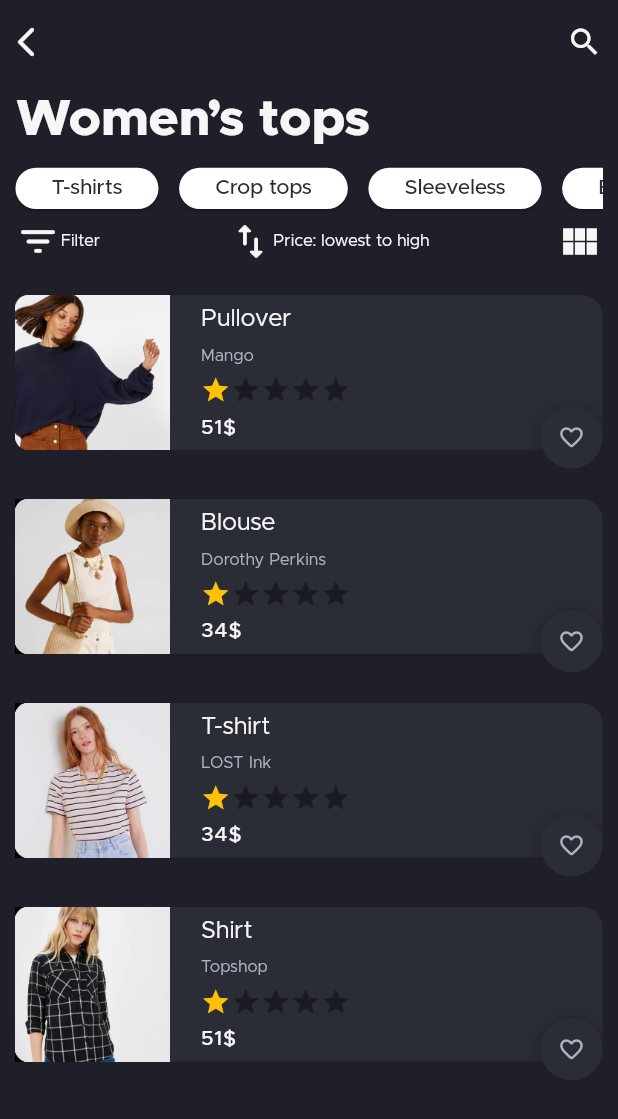
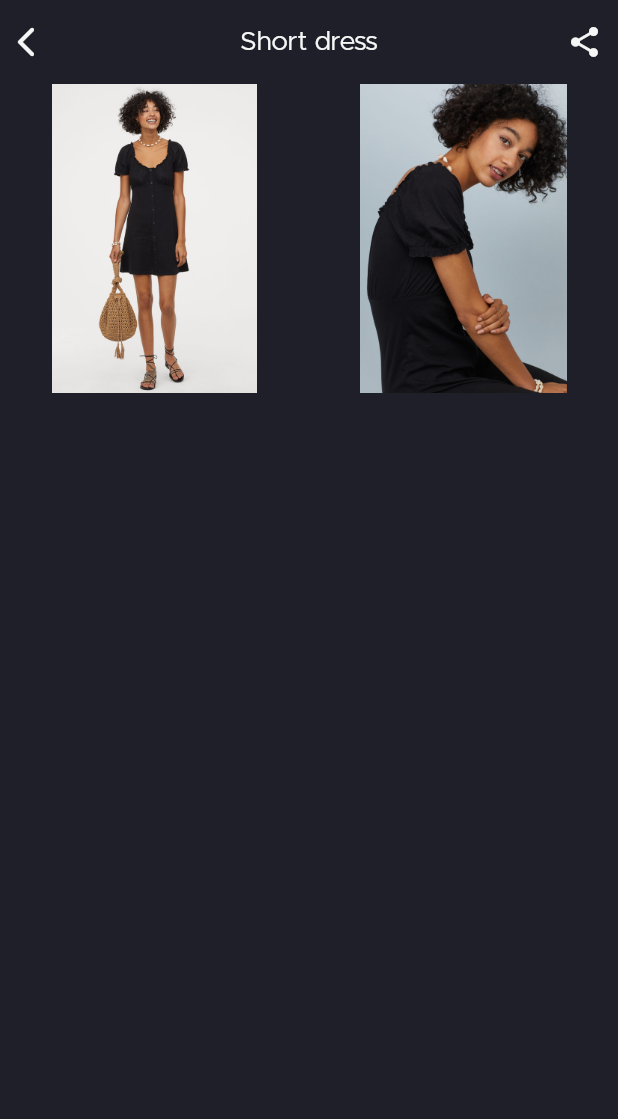
Before and after one commit to panchaniurvisha/E_commerce, a Flutter app: the CatalogOneScreen screen opened by its route, after a tap on "Pullover", on a phone screen of 412 x 824 dp. Shown: the top 1119 px of the screen. Run offline on Flutter 3.47's test engine with Material 2 defaults, Android fonts, the phone set to English and light mode, and no system bars; drawn by our look-alikes of flutter_rating_bar; project files that could hold a hidden picture were left out.

Commit message:
"30/9/2023"

```diff
--- a/lib/res/constant/app_images.dart
+++ b/lib/res/constant/app_images.dart
@@ -50,4 +50,8 @@ class AppImages {
   ///Catalog Two Screen Images-------->
   static const String tShirtSpanish = "${basePath}t-shirt_spanish.png";
   static const String blouseTwo = "${basePath}blouse_two.png";
+
+  ///Product Card Screen Images-------->
+  static const String shortDress1 = "${basePath}shortDress_one.png";
+  static const String shortDress2 = "${basePath}shortDress_Two.png";
 }
--- a/lib/view/catalog_1_screen.dart
+++ b/lib/view/catalog_1_screen.dart
@@ -1,5 +1,6 @@
 import 'package:e_commerce/res/commen/app_button.dart';
 import 'package:e_commerce/res/commen/women_clothes_container.dart';
+import 'package:e_commerce/view/product_card_screen.dart';
 import 'package:flutter/material.dart';
 
 import '../res/commen/mediaquery/app_mediaquery.dart';
@@ -28,25 +29,33 @@ class _CatalogOneScreenState extends State<CatalogOneScreen> {
 
   List<Widget> listOfWomenClothes(BuildContext context) {
     return [
-      const WomenClothesContainer(
+      WomenClothesContainer(
+        onTap: () => Navigator.push(context,
+            MaterialPageRoute(builder: (context) => const ProductCardScreen())),
         image: AppImages.pullover,
         brandName: "Mango",
         clothesName: "Pullover",
         price: "51\$",
       ),
-      const WomenClothesContainer(
+      WomenClothesContainer(
+        onTap: () => Navigator.push(context,
+            MaterialPageRoute(builder: (context) => const ProductCardScreen())),
         image: AppImages.blouse,
         brandName: "Dorothy Perkins",
         clothesName: "Blouse",
         price: "34\$",
       ),
-      const WomenClothesContainer(
+      WomenClothesContainer(
+        onTap: () => Navigator.push(context,
+            MaterialPageRoute(builder: (context) => const ProductCardScreen())),
         image: AppImages.tShirt,
         brandName: "LOST Ink",
         clothesName: "T-shirt",
         price: "34\$",
       ),
-      const WomenClothesContainer(
+      WomenClothesContainer(
+        onTap: () => Navigator.push(context,
+            MaterialPageRoute(builder: (context) => const ProductCardScreen())),
         image: AppImages.shirt,
         brandName: "Topshop",
         clothesName: "Shirt",
--- a/lib/view/filter_list_screen.dart
+++ b/lib/view/filter_list_screen.dart
@@ -121,7 +121,10 @@ class _FilterListScreenState extends State<FilterListScreen> {
                           fontWeight: FontWeight.w400,
                         ),
                       ),
-                      Transform.scale(
+                      Theme(
+                        data: ThemeData(
+                            unselectedWidgetColor: AppColors.labelTextColor),
+                        child: Transform.scale(
                           scale: 1.3,
                           child: Checkbox(
                             shape: RoundedRectangleBorder(
@@ -134,6 +137,7 @@ class _FilterListScreenState extends State<FilterListScreen> {
                                 isChecked = !isChecked;
                               });
                             },
+                          ),
                         ),
                       ),
                     ],
--- /dev/null
+++ b/lib/view/product_card_screen.dart
@@ -0,0 +1,63 @@
+import 'package:e_commerce/res/commen/mediaquery/app_mediaquery.dart';
+import 'package:flutter/material.dart';
+
+import '../res/constant/app_colors.dart';
+import '../res/constant/app_images.dart';
+
+class ProductCardScreen extends StatefulWidget {
+  const ProductCardScreen({super.key});
+
+  @override
+  State<ProductCardScreen> createState() => _ProductCardScreenState();
+}
+
+class _ProductCardScreenState extends State<ProductCardScreen> {
+  List<String> image = [AppImages.shortDress1, AppImages.shortDress2];
+  @override
+  Widget build(BuildContext context) {
+    return Scaffold(
+      appBar: AppBar(
+          leading: Padding(
+            padding: EdgeInsets.only(right: width(context) / 20),
+            child: InkWell(
+              child: const Icon(
+                Icons.arrow_back_ios_rounded,
+                color: AppColors.iconAndTitleColor,
+              ),
+              onTap: () => Navigator.pop(context),
+            ),
+          ),
+          title: const Text(
+            "Short dress",
+            style: TextStyle(
+              fontSize: 18,
+              color: AppColors.iconAndTitleColor,
+              fontWeight: FontWeight.w400,
+            ),
+          ),
+          actions: [
+            Padding(
+              padding: EdgeInsets.only(
+                right: width(context) / 40,
+              ),
+              child:
+                  const Icon(Icons.share, color: AppColors.iconAndTitleColor),
+            ),
+          ],
+          centerTitle: true),
+      body: ListView(
+        shrinkWrap: true,
+        children: [
+          GridView.builder(
+            itemCount: image.length,
+            shrinkWrap: true,
+            scrollDirection: Axis.vertical,
+            gridDelegate: const SliverGridDelegateWithFixedCrossAxisCount(
+                crossAxisCount: 2),
+            itemBuilder: (context, index) => Image.asset(image[index]),
+          ),
+        ],
+      ),
+    );
+  }
+}
```
Also changed, not shown: assets/images/shortDress_Two.png (added), assets/images/shortDress_one.png (added). Lines whose indentation alone changed are shown as unchanged.
